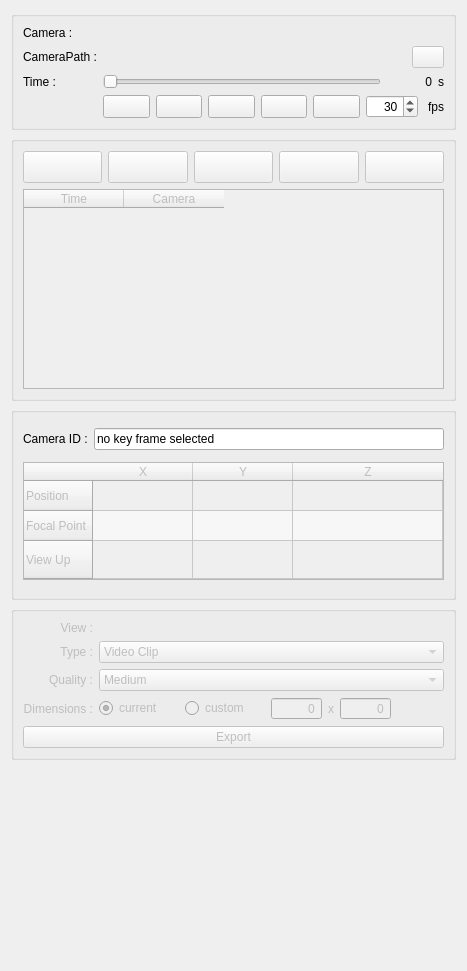
This is Modules/Loadable/CameraPath/Resources/UI/qSlicerCameraPathModuleWidget.ui in KitwareMedical/Slicer-CameraPath as Qt 5 draws it before an edit. The edited form follows.
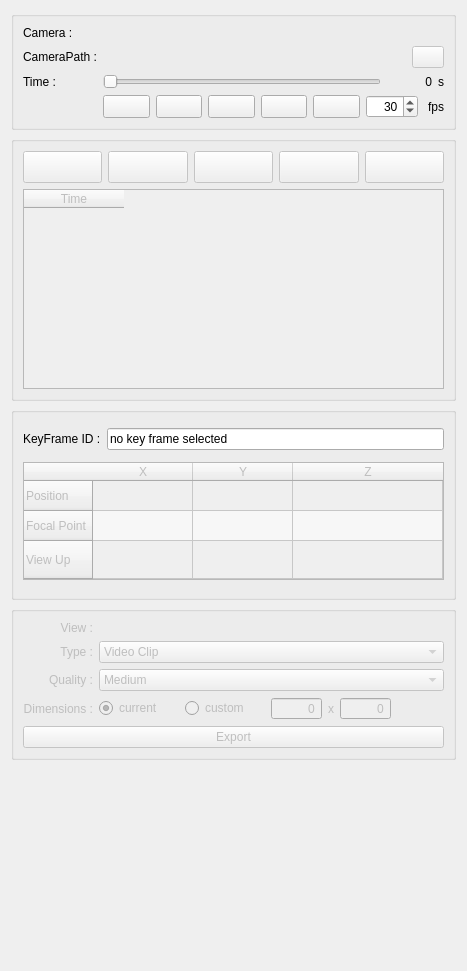
This is the edited form. Icons and pictures are not drawn. Custom widgets are drawn as their Qt base class.

Commit message: BUG: Remove empty "Camera" column from key frame table

```diff
--- a/Modules/Loadable/CameraPath/Resources/UI/qSlicerCameraPathModuleWidget.ui
+++ b/Modules/Loadable/CameraPath/Resources/UI/qSlicerCameraPathModuleWidget.ui
@@ -609,11 +609,6 @@
           <string>Time</string>
          </property>
         </column>
-        <column>
-         <property name="text">
-          <string>Camera</string>
-         </property>
-        </column>
        </widget>
       </item>
      </layout>
@@ -633,7 +628,7 @@
         <item>
          <widget class="QLabel" name="selectedCameraIDLabel">
           <property name="text">
-           <string>Camera ID :</string>
+           <string>KeyFrame ID :</string>
           </property>
          </widget>
         </item>
```
Left out of the diff: 4 changed lines with no effect on the pictures. The commit also changes 1 other file.
